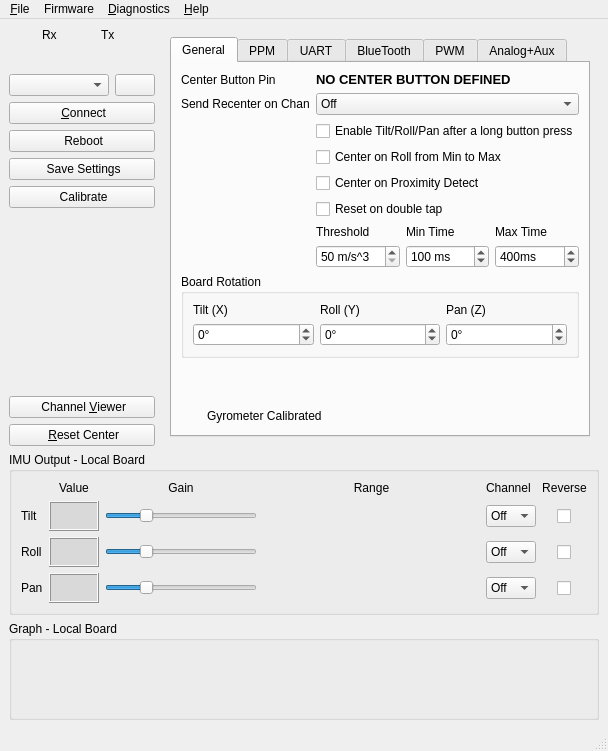
Before: the Qt Designer form gui/src/mainwindow.ui in dlktdr/HeadTracker, drawn with Qt 5.
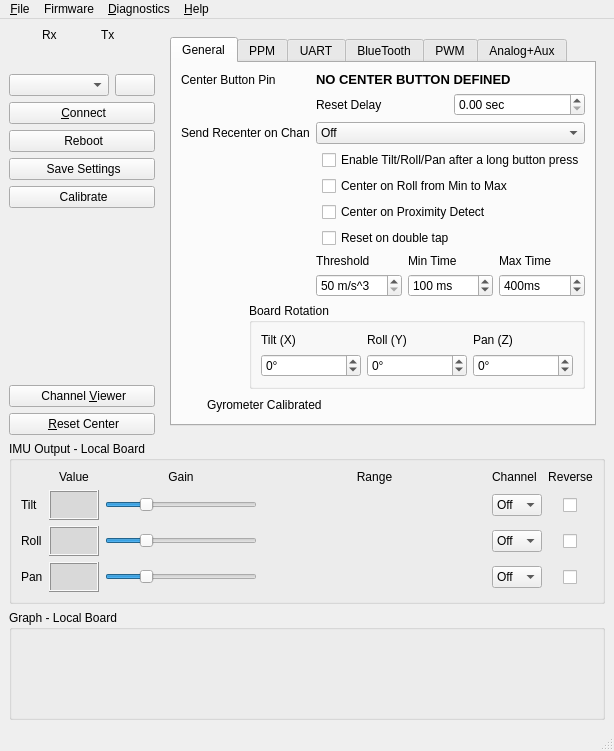
After: the same form once the commit is applied. The open tabs and pages were chosen to show the change. Icons and pictures are not drawn. Custom widgets are drawn as their Qt base class.

Commit message: Reset_after_delay

Diff of the .ui file:
```diff
--- a/gui/src/mainwindow.ui
+++ b/gui/src/mainwindow.ui
@@ -336,14 +336,14 @@
              <bool>false</bool>
             </property>
             <property name="currentIndex">
-             <number>3</number>
+             <number>0</number>
             </property>
             <widget class="QWidget" name="tabGeneral">
              <attribute name="title">
               <string>General</string>
              </attribute>
              <layout class="QGridLayout" name="gridLayout_11">
-              <item row="0" column="0">
+              <item row="0" column="0" colspan="2">
                <widget class="QLabel" name="lblButtonPin">
                 <property name="sizePolicy">
                  <sizepolicy hsizetype="Maximum" vsizetype="Preferred">
@@ -356,125 +356,34 @@
                 </property>
                </widget>
               </item>
-              <item row="0" column="1" colspan="2">
-               <widget class="QLabel" name="lblCenterBtn">
-                <property name="font">
-                 <font>
-                  <pointsize>10</pointsize>
-                  <bold>true</bold>
-                 </font>
-                </property>
-                <property name="text">
-                 <string>NO CENTER BUTTON DEFINED</string>
-                </property>
-               </widget>
-              </item>
-              <item row="1" column="0">
-               <widget class="QLabel" name="alertSignal">
-                <property name="sizePolicy">
-                 <sizepolicy hsizetype="Maximum" vsizetype="Preferred">
-                  <horstretch>0</horstretch>
-                  <verstretch>0</verstretch>
-                 </sizepolicy>
-                </property>
-                <property name="text">
-                 <string>Send Recenter on Chan</string>
-                </property>
-               </widget>
-              </item>
-              <item row="1" column="1" colspan="2">
-               <widget class="QComboBox" name="cmbalertchn">
-                <property name="toolTip">
-                 <string>&lt;html&gt;&lt;head/&gt;&lt;body&gt;&lt;p&gt;When center is pressed this will pulse this channel. Used to notify your radio when centered.&lt;/p&gt;&lt;/body&gt;&lt;/html&gt;</string>
-                </property>
+              <item row="1" column="2" colspan="2">
+               <layout class="QHBoxLayout" name="horizontalLayout_14">
                 <item>
-                 <property name="text">
-                  <string>Off</string>
-                 </property>
+                 <widget class="QLabel" name="label_8">
+                  <property name="text">
+                   <string>Reset Delay</string>
+                  </property>
+                 </widget>
                 </item>
                 <item>
-                 <property name="text">
-                  <string>1</string>
-                 </property>
+                 <widget class="QDoubleSpinBox" name="spnResetDelay">
+                  <property name="toolTip">
+                   <string>&lt;html&gt;&lt;head/&gt;&lt;body&gt;&lt;p&gt;How long after a reset event to center.&lt;/p&gt;&lt;/body&gt;&lt;/html&gt;</string>
+                  </property>
+                  <property name="suffix">
+                   <string> sec</string>
+                  </property>
+                  <property name="maximum">
+                   <double>1.000000000000000</double>
+                  </property>
+                  <property name="singleStep">
+                   <double>0.100000000000000</double>
+                  </property>
+                 </widget>
                 </item>
-                <item>
-                 <property name="text">
-                  <string>2</string>
-                 </property>
-                </item>
-                <item>
-                 <property name="text">
-                  <string>3</string>
-                 </property>
-                </item>
-                <item>
-                 <property name="text">
-                  <string>4</string>
-                 </property>
-                </item>
-                <item>
-                 <property name="text">
-                  <string>5</string>
-                 </property>
-                </item>
-                <item>
-                 <property name="text">
-                  <string>6</string>
-                 </property>
-                </item>
-                <item>
-                 <property name="text">
-                  <string>7</string>
-                 </property>
-                </item>
-                <item>
-                 <property name="text">
-                  <string>8</string>
-                 </property>
-                </item>
-                <item>
-                 <property name="text">
-                  <string>9</string>
-                 </property>
-                </item>
-                <item>
-                 <property name="text">
-                  <string>10</string>
-                 </property>
-                </item>
-                <item>
-                 <property name="text">
-                  <string>11</string>
-                 </property>
-                </item>
-                <item>
-                 <property name="text">
-                  <string>12</string>
-                 </property>
-                </item>
-                <item>
-                 <property name="text">
-                  <string>13</string>
-                 </property>
-                </item>
-                <item>
-                 <property name="text">
-                  <string>14</string>
-                 </property>
-                </item>
-                <item>
-                 <property name="text">
-                  <string>15</string>
-                 </property>
-                </item>
-                <item>
-                 <property name="text">
-                  <string>16</string>
-                 </property>
-                </item>
-               </widget>
+               </layout>
               </item>
-              <item row="2" column="1" colspan="2">
+              <item row="3" column="3">
                <widget class="QCheckBox" name="chkLngBttnPress">
                 <property name="toolTip">
                  <string>&lt;html&gt;&lt;head/&gt;&lt;body&gt;&lt;p&gt;This function allows you to enable the tilt/roll/pan outputs after a long press of the reset button. Another long press will disable the output. &lt;span style=&quot; font-weight:700;&quot;&gt;Note&lt;/span&gt;: Output is disabled on startup with this enabled&lt;/p&gt;&lt;/body&gt;&lt;/html&gt;</string>
@@ -484,7 +393,7 @@
                 </property>
                </widget>
               </item>
-              <item row="3" column="1" colspan="2">
+              <item row="4" column="3">
                <widget class="QCheckBox" name="chkRstOnTlt">
                 <property name="toolTip">
                  <string>&lt;html&gt;&lt;head/&gt;&lt;body&gt;&lt;p&gt;Allows you to recenter using roll output. Set your gain on roll below so that you can hit the minimum and maximum easily. When you roll back and forth from min to maxium will cause a Reset Center after a delay&lt;/p&gt;&lt;/body&gt;&lt;/html&gt;</string>
@@ -494,7 +403,7 @@
                 </property>
                </widget>
               </item>
-              <item row="4" column="1" colspan="2">
+              <item row="5" column="3">
                <widget class="QCheckBox" name="chkResetCenterWave">
                 <property name="toolTip">
                  <string>&lt;html&gt;&lt;head/&gt;&lt;body&gt;&lt;p&gt;Sets the output channel you want tilt on&lt;/p&gt;&lt;/body&gt;&lt;/html&gt;</string>
@@ -504,14 +413,97 @@
                 </property>
                </widget>
               </item>
-              <item row="5" column="1" colspan="2">
+              <item row="6" column="3">
                <widget class="QCheckBox" name="chkResetDblTap">
                 <property name="text">
                  <string>Reset on double tap</string>
                 </property>
                </widget>
               </item>
-              <item row="7" column="0" colspan="3">
+              <item row="7" column="2" colspan="2">
+               <layout class="QGridLayout" name="gridLayout_6">
+                <item row="1" column="0">
+                 <widget class="QSpinBox" name="spnRstDblTapThres">
+                  <property name="suffix">
+                   <string> m/s^3</string>
+                  </property>
+                  <property name="minimum">
+                   <number>50</number>
+                  </property>
+                  <property name="maximum">
+                   <number>200</number>
+                  </property>
+                 </widget>
+                </item>
+                <item row="1" column="2">
+                 <widget class="QSpinBox" name="spnRstDblTapMax">
+                  <property name="suffix">
+                   <string>ms</string>
+                  </property>
+                  <property name="minimum">
+                   <number>50</number>
+                  </property>
+                  <property name="maximum">
+                   <number>1000</number>
+                  </property>
+                  <property name="value">
+                   <number>400</number>
+                  </property>
+                 </widget>
+                </item>
+                <item row="0" column="0">
+                 <widget class="QLabel" name="label_4">
+                  <property name="text">
+                   <string>Threshold</string>
+                  </property>
+                 </widget>
+                </item>
+                <item row="0" column="1">
+                 <widget class="QLabel" name="label_6">
+                  <property name="text">
+                   <string>Min Time</string>
+                  </property>
+                 </widget>
+                </item>
+                <item row="1" column="1">
+                 <widget class="QSpinBox" name="spnRstDblTapMin">
+                  <property name="suffix">
+                   <string> ms</string>
+                  </property>
+                  <property name="minimum">
+                   <number>50</number>
+                  </property>
+                  <property name="maximum">
+                   <number>400</number>
+                  </property>
+                  <property name="value">
+                   <number>100</number>
+                  </property>
+                 </widget>
+                </item>
+                <item row="0" column="2">
+                 <widget class="QLabel" name="label_7">
+                  <property name="text">
+                   <string>Max Time</string>
+                  </property>
+                 </widget>
+                </item>
+               </layout>
+              </item>
+              <item row="8" column="0">
+               <spacer name="verticalSpacer_6">
+                <property name="orientation">
+                 <enum>Qt::Vertical</enum>
+                </property>
+                <property name="sizeHint" stdset="0">
+                 <size>
+                  <width>20</width>
+                  <height>40</height>
+                 </size>
+                </property>
+               </spacer>
+              </item>
+              <item row="8" column="1" colspan="3">
                <widget class="QGroupBox" name="grpBoardRotation">
                 <property name="title">
                  <string>Board Rotation</string>
@@ -602,20 +594,7 @@
                 </layout>
                </widget>
               </item>
-              <item row="8" column="0">
-               <spacer name="verticalSpacer_6">
-                <property name="orientation">
-                 <enum>Qt::Vertical</enum>
-                </property>
-                <property name="sizeHint" stdset="0">
-                 <size>
-                  <width>20</width>
-                  <height>40</height>
-                 </size>
-                </property>
-               </spacer>
-              </item>
-              <item row="9" column="0" colspan="2">
+              <item row="9" column="0" colspan="4">
                <layout class="QHBoxLayout" name="horizontalLayout_12">
                 <item>
                  <widget class="Led" name="gyroLed" native="true">
@@ -652,75 +631,123 @@
                 </item>
                </layout>
               </item>
-              <item row="6" column="1" colspan="2">
-               <layout class="QGridLayout" name="gridLayout_6">
-                <item row="0" column="0">
-                 <widget class="QLabel" name="label_4">
-                  <property name="text">
-                   <string>Threshold</string>
-                  </property>
-                 </widget>
+              <item row="0" column="2" colspan="2">
+               <widget class="QLabel" name="lblCenterBtn">
+                <property name="font">
+                 <font>
+                  <pointsize>10</pointsize>
+                  <bold>true</bold>
+                 </font>
+                </property>
+                <property name="text">
+                 <string>NO CENTER BUTTON DEFINED</string>
+                </property>
+               </widget>
+              </item>
+              <item row="2" column="0" colspan="2">
+               <widget class="QLabel" name="alertSignal">
+                <property name="sizePolicy">
+                 <sizepolicy hsizetype="Maximum" vsizetype="Preferred">
+                  <horstretch>0</horstretch>
+                  <verstretch>0</verstretch>
+                 </sizepolicy>
+                </property>
+                <property name="text">
+                 <string>Send Recenter on Chan</string>
+                </property>
+               </widget>
+              </item>
+              <item row="2" column="2" colspan="2">
+               <widget class="QComboBox" name="cmbalertchn">
+                <property name="toolTip">
+                 <string>&lt;html&gt;&lt;head/&gt;&lt;body&gt;&lt;p&gt;When center is pressed this will pulse this channel. Used to notify your radio when centered.&lt;/p&gt;&lt;/body&gt;&lt;/html&gt;</string>
+                </property>
+                <item>
+                 <property name="text">
+                  <string>Off</string>
+                 </property>
                 </item>
-                <item row="0" column="1">
-                 <widget class="QLabel" name="label_6">
-                  <property name="text">
-                   <string>Min Time</string>
-                  </property>
-                 </widget>
+                <item>
+                 <property name="text">
+                  <string>1</string>
+                 </property>
                 </item>
-                <item row="0" column="2">
-                 <widget class="QLabel" name="label_7">
-                  <property name="text">
-                   <string>Max Time</string>
-                  </property>
-                 </widget>
+                <item>
+                 <property name="text">
+                  <string>2</string>
+                 </property>
                 </item>
-                <item row="1" column="0">
-                 <widget class="QSpinBox" name="spnRstDblTapThres">
-                  <property name="suffix">
-                   <string> m/s^3</string>
-                  </property>
-                  <property name="minimum">
-                   <number>50</number>
-                  </property>
-                  <property name="maximum">
-                   <number>200</number>
-                  </property>
-                 </widget>
+                <item>
+                 <property name="text">
+                  <string>3</string>
+                 </property>
                 </item>
-                <item row="1" column="1">
-                 <widget class="QSpinBox" name="spnRstDblTapMin">
-                  <property name="suffix">
-                   <string> ms</string>
-                  </property>
-                  <property name="minimum">
-                   <number>50</number>
-                  </property>
-                  <property name="maximum">
-                   <number>400</number>
-                  </property>
-                  <property name="value">
-                   <number>100</number>
-                  </property>
-                 </widget>
+                <item>
+                 <property name="text">
+                  <string>4</string>
+                 </property>
                 </item>
-                <item row="1" column="2">
-                 <widget class="QSpinBox" name="spnRstDblTapMax">
-                  <property name="suffix">
-                   <string>ms</string>
-                  </property>
-                  <property name="minimum">
-                   <number>50</number>
-                  </property>
-                  <property name="maximum">
-                   <number>1000</number>
-                  </property>
-                  <property name="value">
-                   <number>400</number>
-                  </property>
-                 </widget>
+                <item>
+                 <property name="text">
+                  <string>5</string>
+                 </property>
                 </item>
-               </layout>
+                <item>
+                 <property name="text">
+                  <string>6</string>
+                 </property>
+                </item>
+                <item>
+                 <property name="text">
+                  <string>7</string>
+                 </property>
+                </item>
+                <item>
+                 <property name="text">
+                  <string>8</string>
+                 </property>
+                </item>
+                <item>
+                 <property name="text">
+                  <string>9</string>
+                 </property>
+                </item>
+                <item>
+                 <property name="text">
+                  <string>10</string>
+                 </property>
+                </item>
+                <item>
+                 <property name="text">
+                  <string>11</string>
+                 </property>
+                </item>
+                <item>
+                 <property name="text">
+                  <string>12</string>
+                 </property>
+                </item>
+                <item>
+                 <property name="text">
+                  <string>13</string>
+                 </property>
+                </item>
+                <item>
+                 <property name="text">
+                  <string>14</string>
+                 </property>
+                </item>
+                <item>
+                 <property name="text">
+                  <string>15</string>
+                 </property>
+                </item>
+                <item>
+                 <property name="text">
+                  <string>16</string>
+                 </property>
+                </item>
+               </widget>
               </item>
              </layout>
             </widget>
```
The commit also changes 5 other files.
